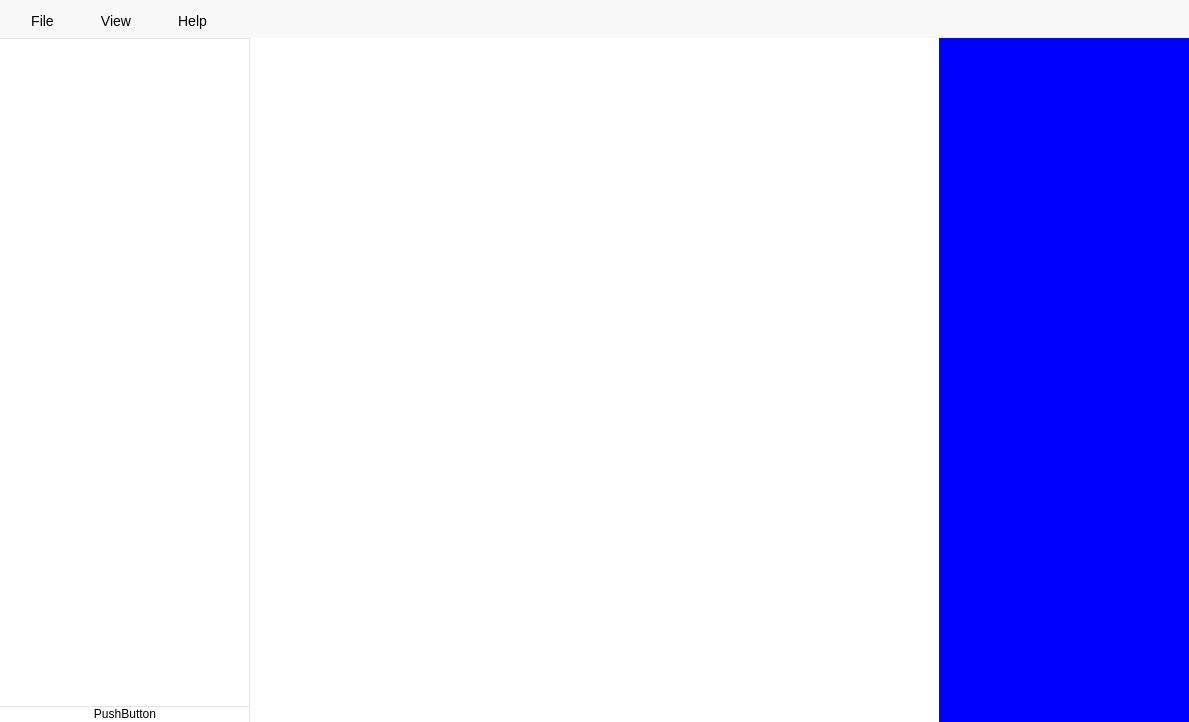
Qt form src/mainwindow.ui (Gitnoter/vemoria2) before a commit.
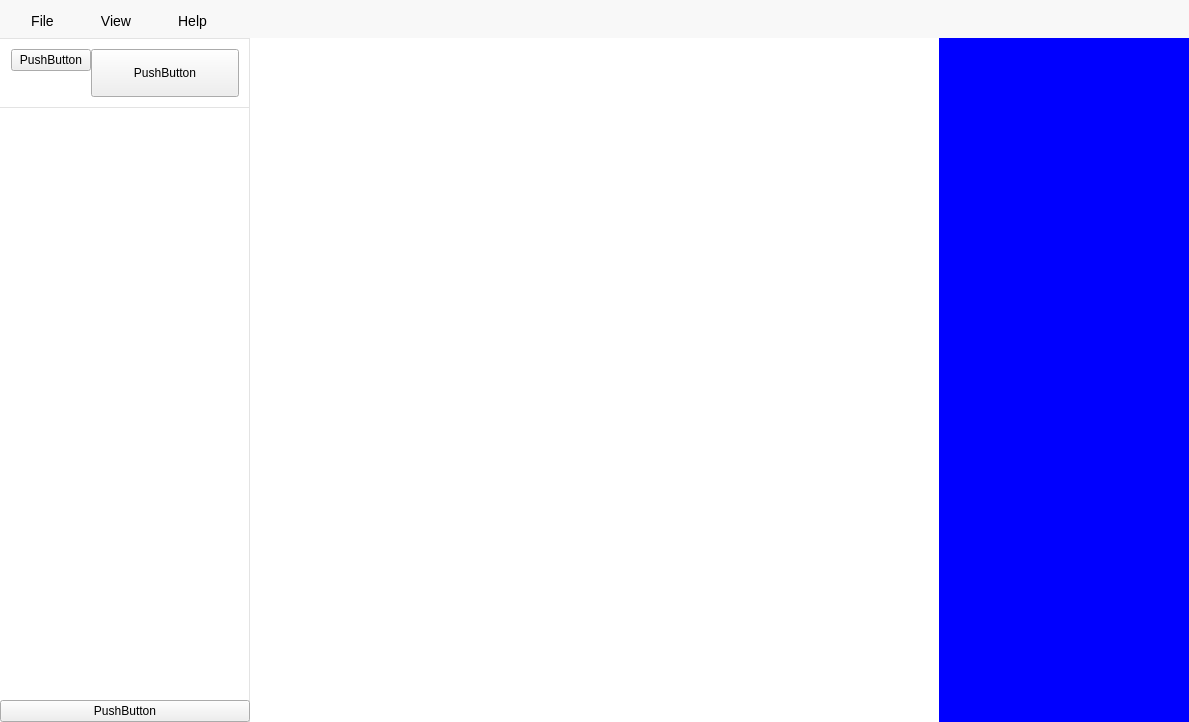
The same form after that commit.

```diff
--- a/src/mainwindow.ui
+++ b/src/mainwindow.ui
@@ -73,9 +73,11 @@
          </size>
         </property>
         <property name="styleSheet">
-         <string notr="true">background-color:#FFF;
-border-right:1px solid #e3e3e3;
-border-top:1px solid #e3e3e3;</string>
+         <string notr="true">#gridSidebar{
+	background-color:#FFF;
+	border-right:1px solid #e3e3e3;	
+	border-top:1px solid #e3e3e3;
+}</string>
         </property>
         <layout class="QGridLayout" name="gridLayout_11">
          <property name="leftMargin">
@@ -100,6 +102,12 @@
            </property>
            <item alignment="Qt::AlignTop">
             <widget class="QWidget" name="gridSidebarTopWidget" native="true">
+             <property name="minimumSize">
+              <size>
+               <width>0</width>
+               <height>0</height>
+              </size>
+             </property>
              <layout class="QGridLayout" name="gridLayout_12">
               <property name="leftMargin">
                <number>0</number>
@@ -116,6 +124,55 @@
               <property name="spacing">
                <number>0</number>
               </property>
+              <item row="0" column="0">
+               <widget class="QWidget" name="searchWidget" native="true">
+                <property name="minimumSize">
+                 <size>
+                  <width>0</width>
+                  <height>0</height>
+                 </size>
+                </property>
+                <property name="maximumSize">
+                 <size>
+                  <width>16777215</width>
+                  <height>16777215</height>
+                 </size>
+                </property>
+                <property name="styleSheet">
+                 <string notr="true">#searchWidget{
+	border-bottom:1px solid #e3e3e3;
+}</string>
+                </property>
+                <layout class="QFormLayout" name="formSearch">
+                 <property name="horizontalSpacing">
+                  <number>0</number>
+                 </property>
+                 <property name="verticalSpacing">
+                  <number>0</number>
+                 </property>
+                 <item row="0" column="0">
+                  <widget class="QPushButton" name="pushButton_2">
+                   <property name="styleSheet">
+                    <string notr="true"/>
+                   </property>
+                   <property name="text">
+                    <string>PushButton</string>
+                   </property>
+                  </widget>
+                 </item>
+                 <item row="0" column="1">
+                  <widget class="QPushButton" name="pushButton">
+                   <property name="styleSheet">
+                    <string notr="true">height:40px;</string>
+                   </property>
+                   <property name="text">
+                    <string>PushButton</string>
+                   </property>
+                  </widget>
+                 </item>
+                </layout>
+               </widget>
+              </item>
              </layout>
             </widget>
            </item>
```
